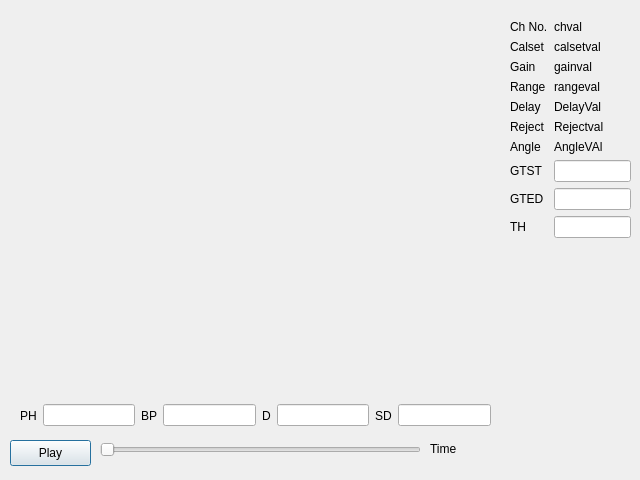
Before: the Qt Designer form viewlogdata.ui in parashyd/WeldTester, drawn with Qt 5.
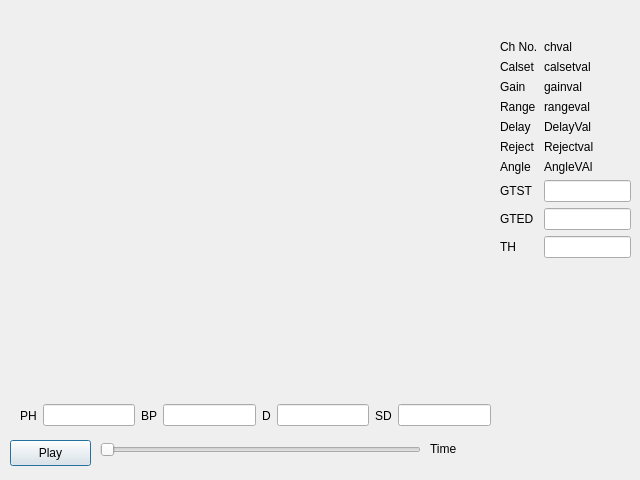
After: the same form once the commit is applied. Custom widgets are drawn as their Qt base class.

Diff of the .ui file:
```diff
--- a/viewlogdata.ui
+++ b/viewlogdata.ui
@@ -114,12 +114,12 @@
     </rect>
    </property>
   </widget>
-  <widget class="QWidget" name="">
+  <widget class="QWidget" name="layoutWidget">
    <property name="geometry">
     <rect>
-     <x>510</x>
-     <y>20</y>
-     <width>121</width>
+     <x>500</x>
+     <y>40</y>
+     <width>131</width>
      <height>261</height>
     </rect>
    </property>
```
